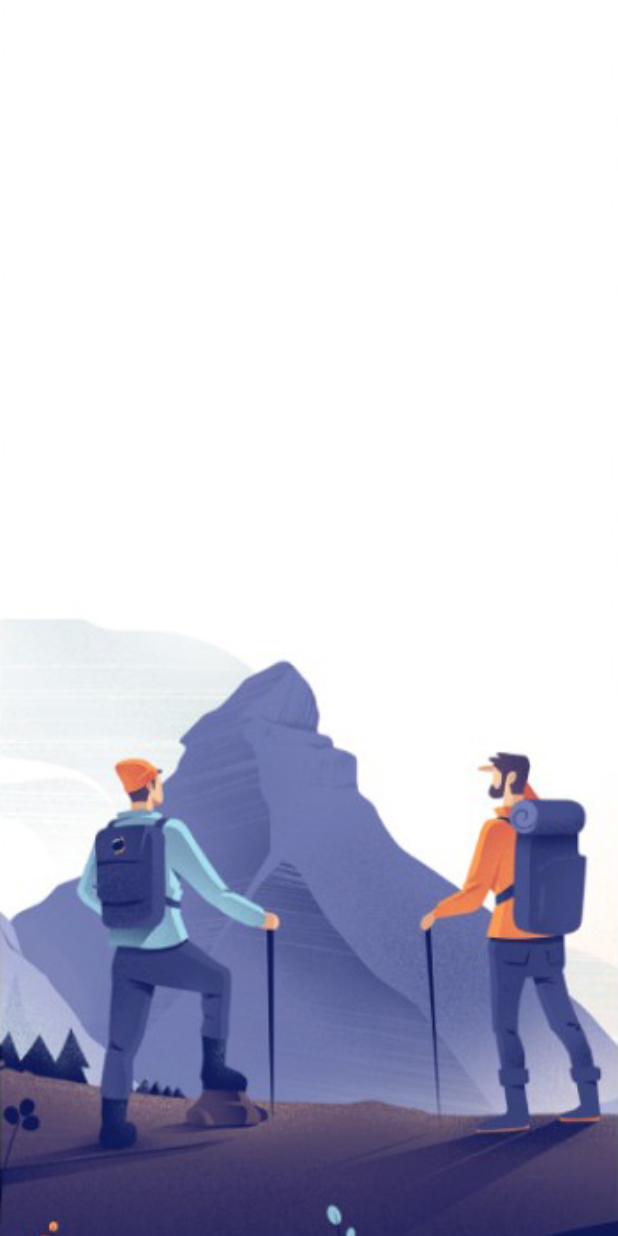
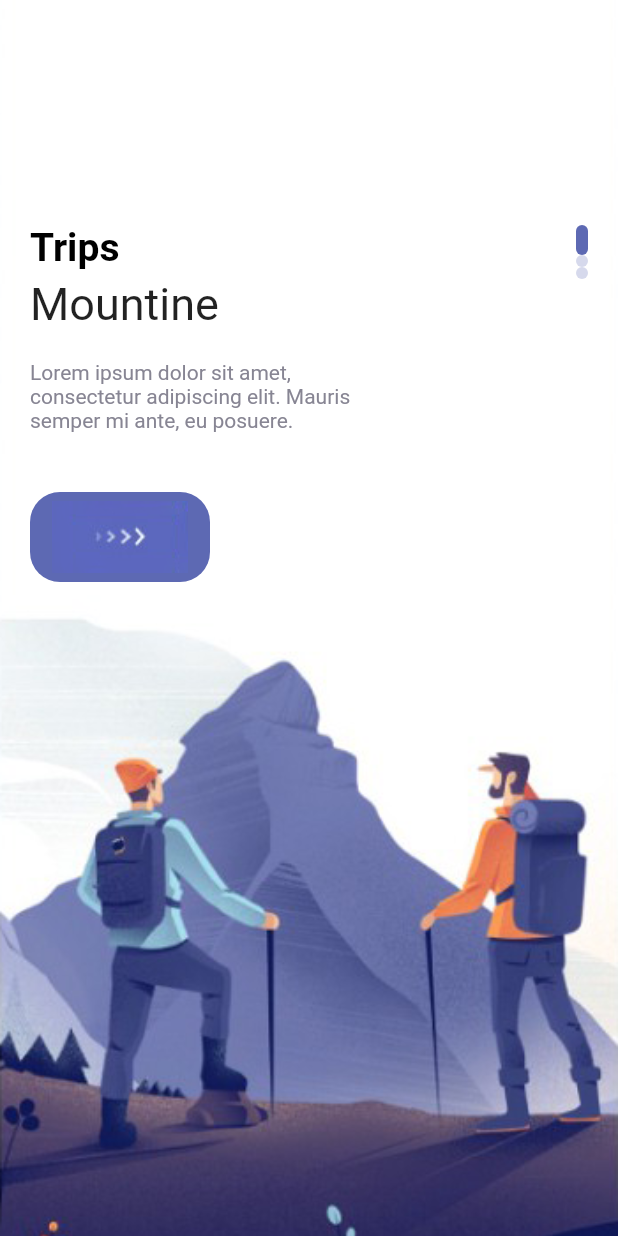
Before and after one commit to sherryqaisrani/travel-app, a Flutter app: the screen it shows after launch, on a phone screen of 412 x 824 dp. Run offline on Flutter 3.47's test engine with Material 2 defaults, Android fonts, the phone set to English and light mode, and no system bars.

Commit message:
Carousel Slider complete

```diff
--- a/lib/pages/welcome_page.dart
+++ b/lib/pages/welcome_page.dart
@@ -1,4 +1,8 @@
 import 'package:flutter/material.dart';
+import 'package:travel_app/utils/app_colors.dart';
+import 'package:travel_app/widgets/app_buttons.dart';
+import 'package:travel_app/widgets/app_large_text.dart';
+import 'package:travel_app/widgets/app_text.dart';
 
 class WelcomePage extends StatefulWidget {
   const WelcomePage({super.key});
@@ -8,32 +12,89 @@ class WelcomePage extends StatefulWidget {
 }
 
 class _WelcomePageState extends State<WelcomePage> {
+  List imageList = [
+    'assets/images/welcome-one.png',
+    'assets/images/welcome-two.png',
+    'assets/images/welcome-three.png',
+  ];
   @override
   Widget build(BuildContext context) {
     return Scaffold(
       body: PageView.builder(
           scrollDirection: Axis.vertical,
-          itemCount: 3,
+          itemCount: imageList.length,
           itemBuilder: (context, index) {
             return Container(
               height: double.maxFinite,
               width: double.maxFinite,
-              decoration: const BoxDecoration(
+              decoration: BoxDecoration(
                 image: DecorationImage(
                   image: AssetImage(
-                    'assets/images/welcome-one.png',
+                    imageList[index],
                   ),
                   fit: BoxFit.cover,
                 ),
               ),
               child: Container(
-                margin: const EdgeInsets.only(
-                  top: 60,
+                padding: const EdgeInsets.only(
+                  top: 150,
                   left: 20,
                   right: 20,
                 ),
                 child: Row(
-                  children: [],
+                  mainAxisAlignment: MainAxisAlignment.spaceBetween,
+                  children: [
+                    Column(
+                      crossAxisAlignment: CrossAxisAlignment.start,
+                      children: [
+                        AppLargeText(
+                          text: 'Trips',
+                        ),
+                        const SizedBox(
+                          height: 5,
+                        ),
+                        AppText(
+                          text: 'Mountine',
+                          size: 30,
+                        ),
+                        const SizedBox(
+                          height: 20,
+                        ),
+                        SizedBox(
+                          width: 250,
+                          child: AppText(
+                            text:
+                                'Lorem ipsum dolor sit amet, consectetur adipiscing elit. Mauris semper mi ante, eu posuere. ',
+                            color: AppColors.textColor2,
+                            size: 14,
+                          ),
+                        ),
+                        const SizedBox(
+                          height: 40,
+                        ),
+                        AppButton(
+                          width: 120,
+                        ),
+                      ],
+                    ),
+                    Column(
+                      children: List.generate(
+                        3,
+                        (dotIndex) => Container(
+                          height: index == dotIndex ? 20 : 8,
+                          width: 8,
+                          decoration: BoxDecoration(
+                            color: index == dotIndex
+                                ? AppColors.mainColor
+                                : AppColors.mainColor.withOpacity(
+                                    0.25,
+                                  ),
+                            borderRadius: BorderRadius.circular(10),
+                          ),
+                        ),
+                      ),
+                    )
+                  ],
                 ),
               ),
             );
--- /dev/null
+++ b/lib/widgets/app_buttons.dart
@@ -0,0 +1,34 @@
+import 'package:flutter/material.dart';
+import 'package:travel_app/utils/app_colors.dart';
+
+class AppButton extends StatelessWidget {
+  AppButton({
+    super.key,
+    this.width,
+    this.color = AppColors.mainColor,
+    this.isResponsive = false,
+  });
+  double? width;
+  Color color;
+  bool? isResponsive;
+
+  @override
+  Widget build(BuildContext context) {
+    return Container(
+      width: width,
+      height: 60,
+      decoration: BoxDecoration(
+        borderRadius: BorderRadius.circular(20),
+        color: AppColors.mainColor,
+      ),
+      child: Row(
+        mainAxisAlignment: MainAxisAlignment.center,
+        children: [
+          Image.asset(
+            'assets/images/button-one.png',
+          ),
+        ],
+      ),
+    );
+  }
+}
--- /dev/null
+++ b/lib/widgets/app_large_text.dart
@@ -0,0 +1,25 @@
+import 'package:flutter/material.dart';
+
+class AppLargeText extends StatelessWidget {
+  AppLargeText({
+    super.key,
+    required this.text,
+    this.color = Colors.black,
+    this.size = 26,
+  });
+  String text;
+  Color color;
+  double size;
+
+  @override
+  Widget build(BuildContext context) {
+    return Text(
+      text,
+      style: TextStyle(
+        fontSize: size,
+        fontWeight: FontWeight.bold,
+        color: color,
+      ),
+    );
+  }
+}
--- /dev/null
+++ b/lib/widgets/app_text.dart
@@ -0,0 +1,24 @@
+import 'package:flutter/material.dart';
+
+class AppText extends StatelessWidget {
+  AppText({
+    super.key,
+    required this.text,
+    this.color = Colors.black87,
+    this.size = 16,
+  });
+  String text;
+  Color color;
+  double size;
+
+  @override
+  Widget build(BuildContext context) {
+    return Text(
+      text,
+      style: TextStyle(
+        fontSize: size,
+        color: color,
+      ),
+    );
+  }
+}
```
